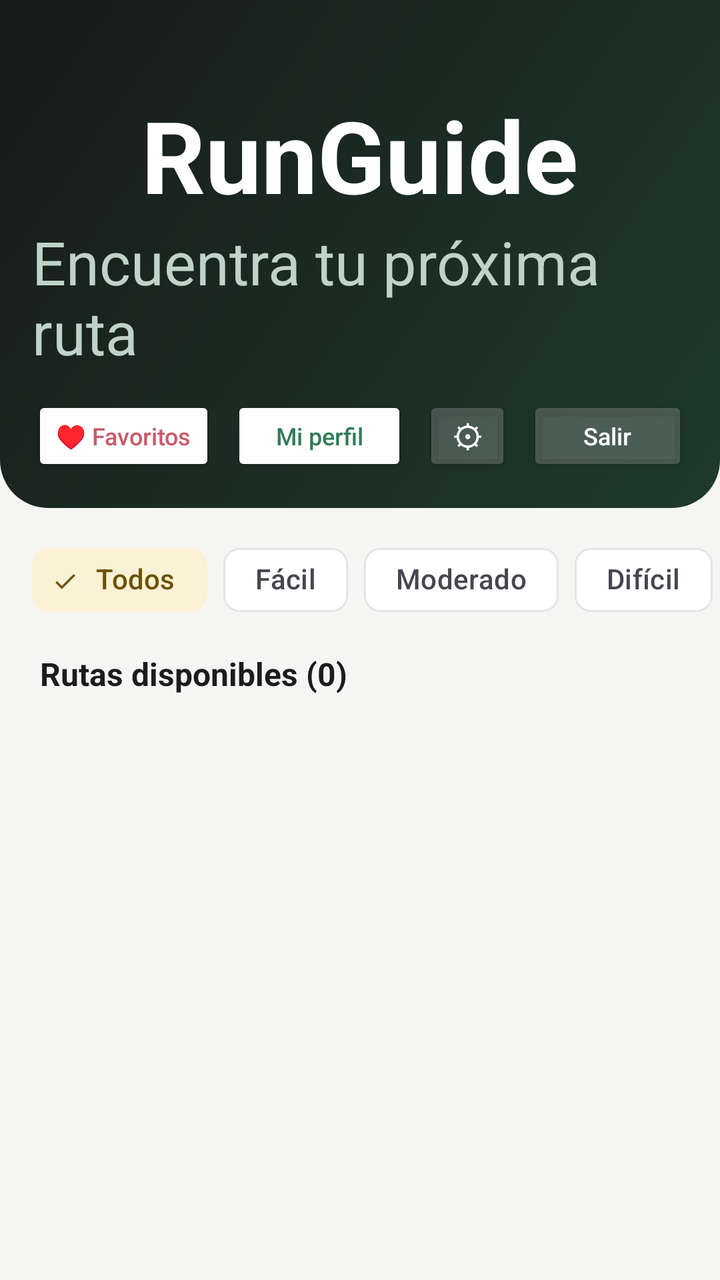
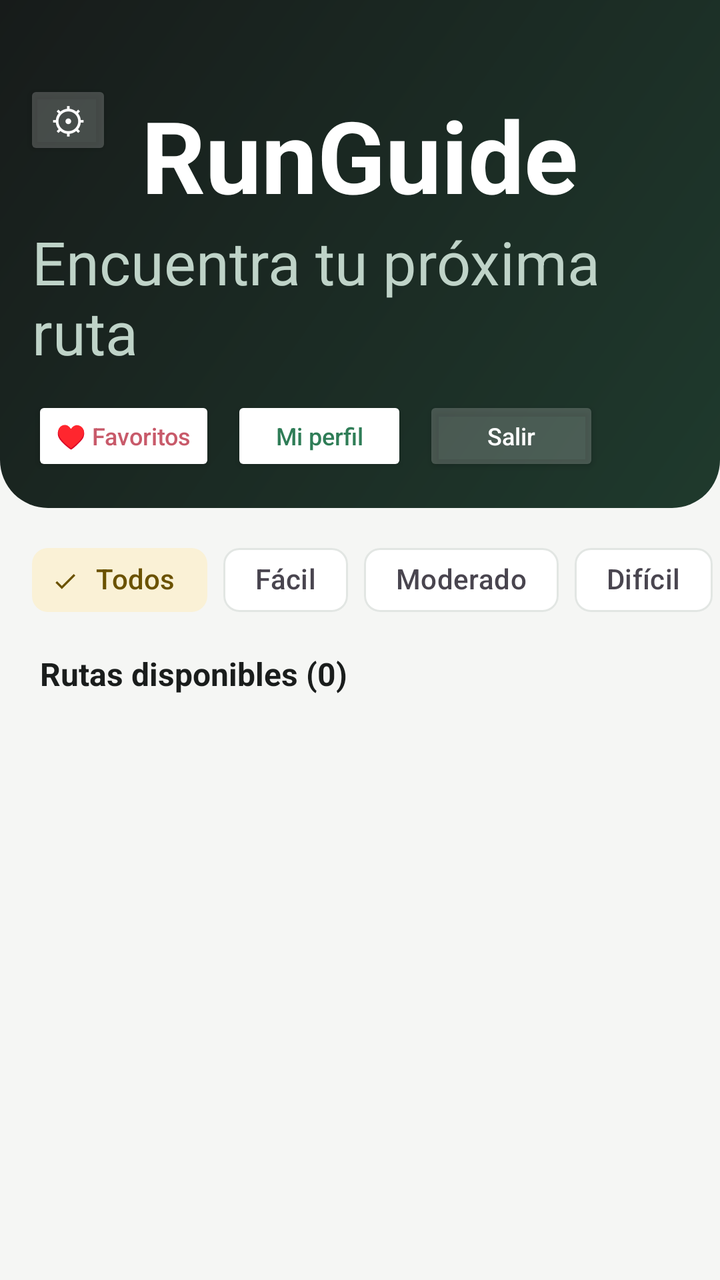

Compare the two renders of this Android layout. The source of the first and the diff that turns it into the second are given below.
<!-- AndroidManifest.xml: application theme Theme.RunGuide -->
<!-- res/layout/activity_senderos.xml -->
<?xml version="1.0" encoding="utf-8"?>
<LinearLayout xmlns:android="http://schemas.android.com/apk/res/android"
    xmlns:app="http://schemas.android.com/apk/res-auto"
    android:layout_width="match_parent"
    android:layout_height="match_parent"
    android:orientation="vertical"
    android:background="@color/fondo_app">

    
    <LinearLayout
        android:layout_width="match_parent"
        android:layout_height="wrap_content"
        android:orientation="vertical"
        android:background="@drawable/bg_header"
        android:paddingTop="44dp"
        android:paddingBottom="16dp"
        android:paddingStart="16dp"
        android:paddingEnd="16dp">

        <TextView
            android:layout_width="wrap_content"
            android:layout_height="wrap_content"
            android:text="@string/runguide"
            android:textAlignment="center"
            android:layout_gravity="center"
            android:textColor="#FFFFFF"
            android:textSize="50sp"
            android:textStyle="bold" />

        <TextView
            android:layout_gravity="center"

            android:layout_width="wrap_content"
            android:layout_height="wrap_content"
            android:text="@string/encuentra_tu_proxima_ruta"
            android:textSize="30sp"
            android:textColor="#BFD3C8"
            android:layout_marginBottom="12dp" />

        <LinearLayout
            android:layout_width="match_parent"
            android:layout_height="wrap_content"
            android:orientation="horizontal"
            android:gravity="center_vertical">

            <Button
                android:id="@+id/btnFavoritos"
                android:layout_width="wrap_content"
                android:layout_height="40dp"
                android:text="@string/favoritos"
                android:textSize="12sp"
                android:textAllCaps="false"
                android:backgroundTint="#FFFFFF"
                android:textColor="@color/corazon"
                android:layout_marginEnd="8dp" />

            <Button
                android:id="@+id/btnDashboard"
                android:layout_width="wrap_content"
                android:layout_height="40dp"
                android:text="@string/mi_perfil"
                android:textSize="12sp"
                android:textAllCaps="false"
                android:backgroundTint="#FFFFFF"
                android:textColor="@color/verde_primario"
                android:layout_marginEnd="8dp" />

            <Button
                android:id="@+id/btnAjustes"
                android:layout_width="44dp"
                android:layout_height="40dp"
                android:minWidth="0dp"
                android:padding="0dp"
                android:text="⚙"
                android:textSize="16sp"
                android:contentDescription="@string/ajustes"
                android:backgroundTint="#33FFFFFF"
                android:textColor="#FFFFFF"
                android:layout_marginEnd="8dp" />

            <Button
                android:id="@+id/btnLogout"
                android:layout_width="wrap_content"
                android:layout_height="40dp"
                android:text="@string/salir"
                android:textSize="12sp"
                android:textAllCaps="false"
                android:backgroundTint="#33FFFFFF"
                android:textColor="#FFFFFF" />

        </LinearLayout>

        
        <LinearLayout
            android:id="@+id/rowAdmin"
            android:layout_width="match_parent"
            android:layout_height="wrap_content"
            android:orientation="horizontal"
            android:layout_marginTop="8dp"
            android:visibility="gone">

            <Button
                android:id="@+id/btnNuevoSendero"
                android:layout_width="wrap_content"
                android:layout_height="40dp"
                android:text="@string/nuevo_sendero_2"
                android:textSize="12sp"
                android:textAllCaps="false"
                android:backgroundTint="@color/amarillo"
                android:textColor="@color/texto_principal"
                android:layout_marginEnd="8dp" />

            <Button
                android:id="@+id/btnUsuarios"
                android:layout_width="wrap_content"
                android:layout_height="40dp"
                android:text="@string/usuarios"
                android:textSize="12sp"
                android:textAllCaps="false"
                android:backgroundTint="#FFFFFF"
                android:textColor="@color/verde_primario" />

        </LinearLayout>

    </LinearLayout>

    
    <HorizontalScrollView
        android:layout_width="match_parent"
        android:layout_height="wrap_content"
        android:scrollbars="none"
        android:paddingTop="12dp">

        <com.google.android.material.chip.ChipGroup
            android:id="@+id/chipsDificultad"
            android:layout_width="wrap_content"
            android:layout_height="wrap_content"
            android:paddingStart="16dp"
            android:paddingEnd="16dp"
            app:singleSelection="true"
            app:selectionRequired="true"
            app:singleLine="true">

            <com.google.android.material.chip.Chip
                android:id="@+id/chipTodas"
                style="@style/Widget.Material3.Chip.Filter"
                android:layout_width="wrap_content"
                android:layout_height="wrap_content"
                android:text="@string/todos"
                android:checked="true" />

            <com.google.android.material.chip.Chip
                android:id="@+id/chipFacil"
                style="@style/Widget.Material3.Chip.Filter"
                android:layout_width="wrap_content"
                android:layout_height="wrap_content"
                android:text="@string/facil" />

            <com.google.android.material.chip.Chip
                android:id="@+id/chipModerada"
                style="@style/Widget.Material3.Chip.Filter"
                android:layout_width="wrap_content"
                android:layout_height="wrap_content"
                android:text="@string/moderado" />

            <com.google.android.material.chip.Chip
                android:id="@+id/chipDificil"
                style="@style/Widget.Material3.Chip.Filter"
                android:layout_width="wrap_content"
                android:layout_height="wrap_content"
                android:text="@string/dificil" />

        </com.google.android.material.chip.ChipGroup>
    </HorizontalScrollView>

    
    <TextView
        android:id="@+id/tvContador"
        android:layout_width="match_parent"
        android:layout_height="wrap_content"
        android:text="@string/rutas_disponibles_0"
        android:textSize="16sp"
        android:textStyle="bold"
        android:textColor="@color/texto_principal"
        android:paddingStart="20dp"
        android:paddingEnd="20dp"
        android:paddingTop="12dp"
        android:paddingBottom="4dp" />

    
    <LinearLayout
        android:id="@+id/estadoVacio"
        android:layout_width="match_parent"
        android:layout_height="wrap_content"
        android:orientation="vertical"
        android:gravity="center_horizontal"
        android:padding="32dp"
        android:visibility="gone">

        <TextView
            android:id="@+id/tvVacio"
            android:layout_width="wrap_content"
            android:layout_height="wrap_content"
            android:text="@string/sin_resultados"
            android:textSize="16sp"
            android:textColor="@color/texto_secundario" />

        <Button
            android:id="@+id/btnLimpiarFiltro"
            android:layout_width="wrap_content"
            android:layout_height="wrap_content"
            android:text="@string/limpiar_filtro"
            android:textAllCaps="false"
            android:backgroundTint="@color/verde_primario"
            android:textColor="#FFFFFF"
            android:layout_marginTop="12dp" />

    </LinearLayout>

    
    <androidx.recyclerview.widget.RecyclerView
        android:id="@+id/recyclerSenderos"
        android:layout_width="match_parent"
        android:layout_height="match_parent"
        android:clipToPadding="false"
        android:paddingBottom="16dp"
        android:layoutAnimation="@anim/layout_entrada" />

</LinearLayout>
<!-- resources referenced by this layout -->
<resources>
  <color name="amarillo">#E8B93C</color>
  <color name="corazon">#C85A6A</color>
  <color name="fondo_app">#F5F6F4</color>
  <color name="texto_principal">#1A1D1C</color>
  <color name="texto_secundario">#6B7370</color>
  <color name="verde_primario">#2F7D57</color>
  <!-- drawable bg_header (drawable) -->
  <?xml version="1.0" encoding="utf-8"?>
  <shape xmlns:android="http://schemas.android.com/apk/res/android" android:shape="rectangle">
      <gradient
          android:angle="315"
          android:startColor="#171B1A"
          android:endColor="#1F3A2D" />
      <corners
          android:bottomLeftRadius="24dp"
          android:bottomRightRadius="24dp" />
  </shape>
  <string name="ajustes">Ajustes</string>
  <string name="dificil">Difícil</string>
  <string name="encuentra_tu_proxima_ruta">Encuentra tu próxima ruta</string>
  <string name="facil">Fácil</string>
  <string name="favoritos">♥ Favoritos</string>
  <string name="limpiar_filtro">Limpiar filtro</string>
  <string name="mi_perfil">Mi perfil</string>
  <string name="moderado">Moderado</string>
  <string name="nuevo_sendero_2">＋ Nuevo sendero</string>
  <string name="runguide">RunGuide</string>
  <string name="rutas_disponibles_0">Rutas disponibles (0)</string>
  <string name="salir">Salir</string>
  <string name="sin_resultados">Sin resultados</string>
  <string name="todos">Todos</string>
  <string name="usuarios">👥 Usuarios</string>
  <style name="Theme.RunGuide" parent="Base.Theme.RunGuide" />
  <color name="white">#FFFFFFFF</color>
  <color name="verde_claro">#E7F0EA</color>
  <color name="verde_oscuro">#1F5A3F</color>
  <color name="negro_carbon">#171B1A</color>
  <color name="amarillo_claro">#FAF1D6</color>
  <color name="amarillo_texto">#6B5200</color>
  <color name="borde">#E2E6E3</color>
  <color name="superficie">#FFFFFF</color>
  <style name="Widget.RunGuide.Button" parent="Widget.Material3.Button">
          <item name="cornerRadius">12dp</item>
          <item name="android:textAllCaps">false</item>
          <item name="android:letterSpacing">0</item>
          <item name="android:textSize">14sp</item>
          <item name="android:stateListAnimator">@null</item>
      </style>
  <style name="ShapeAppearance.RunGuide.Small" parent="ShapeAppearance.Material3.SmallComponent">
          <item name="cornerFamily">rounded</item>
          <item name="cornerSize">12dp</item>
      </style>
  <style name="ShapeAppearance.RunGuide.Medium" parent="ShapeAppearance.Material3.MediumComponent">
          <item name="cornerFamily">rounded</item>
          <item name="cornerSize">18dp</item>
      </style>
  <!-- unchanged entries left out for length: 1 -->
</resources>

<!-- the commit's change to res/layout/activity_senderos.xml (unified diff, before → after) -->
@@ -7,6 +7,10 @@
     android:background="@color/fondo_app">
 
     
+    <FrameLayout
+        android:layout_width="match_parent"
+        android:layout_height="wrap_content">
+
     <LinearLayout
         android:layout_width="match_parent"
         android:layout_height="wrap_content"
@@ -66,19 +70,6 @@
                 android:layout_marginEnd="8dp" />
 
             <Button
-                android:id="@+id/btnAjustes"
-                android:layout_width="44dp"
-                android:layout_height="40dp"
-                android:minWidth="0dp"
-                android:padding="0dp"
-                android:text="⚙"
-                android:textSize="16sp"
-                android:contentDescription="@string/ajustes"
-                android:backgroundTint="#33FFFFFF"
-                android:textColor="#FFFFFF"
-                android:layout_marginEnd="8dp" />
-
-            <Button
                 android:id="@+id/btnLogout"
                 android:layout_width="wrap_content"
                 android:layout_height="40dp"
@@ -123,6 +114,24 @@
         </LinearLayout>
 
     </LinearLayout>
+
+        
+        <Button
+            android:id="@+id/btnAjustes"
+            android:layout_width="44dp"
+            android:layout_height="40dp"
+            android:layout_gravity="top|start"
+            android:layout_marginTop="40dp"
+            android:layout_marginStart="12dp"
+            android:minWidth="0dp"
+            android:padding="0dp"
+            android:text="⚙"
+            android:textSize="18sp"
+            android:contentDescription="@string/ajustes"
+            android:backgroundTint="#33FFFFFF"
+            android:textColor="#FFFFFF" />
+
+    </FrameLayout>
 
     
     <HorizontalScrollView
